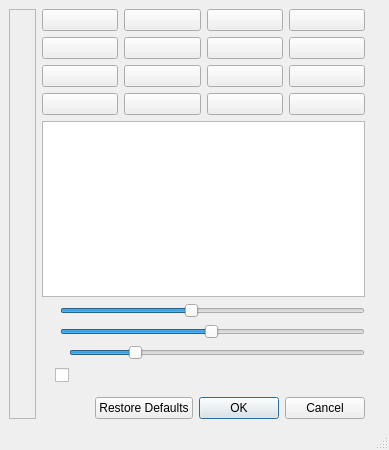
Above: src/mainwindow.ui from vkohaupt/vokoShowClick before the change. Below: the same form after it.
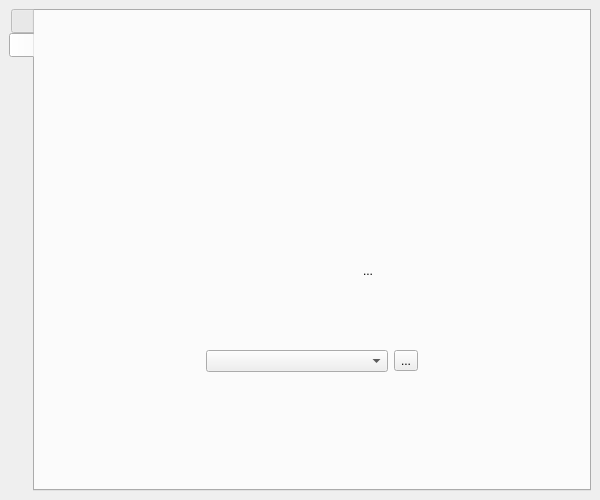
That is the form after the change. The open tabs and pages were chosen to show the change. Icons and pictures are not drawn.

The edit to the form file:
```diff
--- a/src/mainwindow.ui
+++ b/src/mainwindow.ui
@@ -6,95 +6,39 @@
    <rect>
     <x>0</x>
     <y>0</y>
-    <width>389</width>
-    <height>450</height>
+    <width>600</width>
+    <height>500</height>
    </rect>
   </property>
   <property name="windowTitle">
    <string>MainWindow</string>
   </property>
   <widget class="QWidget" name="centralwidget">
-   <layout class="QHBoxLayout" name="horizontalLayout">
+   <layout class="QHBoxLayout" name="horizontalLayout_3">
     <item>
-     <layout class="QVBoxLayout" name="verticalLayout_2">
-      <item>
-       <widget class="QFrame" name="frame">
-        <property name="frameShape">
-         <enum>QFrame::StyledPanel</enum>
-        </property>
-        <property name="frameShadow">
-         <enum>QFrame::Raised</enum>
-        </property>
+     <widget class="QTabWidget" name="tabWidget">
+      <property name="tabPosition">
+       <enum>QTabWidget::West</enum>
+      </property>
+      <property name="currentIndex">
+       <number>0</number>
+      </property>
+      <property name="iconSize">
+       <size>
+        <width>64</width>
+        <height>64</height>
+       </size>
+      </property>
+      <widget class="QWidget" name="tabSidebarClick">
+       <attribute name="icon">
+        <iconset resource="showclick.qrc">
+         <normaloff>:/pictures/logo/vokoClick.png</normaloff>:/pictures/logo/vokoClick.png</iconset>
+       </attribute>
+       <attribute name="title">
+        <string notr="true"/>
+       </attribute>
         <layout class="QVBoxLayout" name="verticalLayout_3">
          <item>
-          <widget class="QLabel" name="label">
-           <property name="enabled">
-            <bool>true</bool>
-           </property>
-           <property name="maximumSize">
-            <size>
-             <width>80</width>
-             <height>80</height>
-            </size>
-           </property>
-           <property name="frameShape">
-            <enum>QFrame::NoFrame</enum>
-           </property>
-           <property name="text">
-            <string/>
-           </property>
-           <property name="pixmap">
-            <pixmap>:/pictures/farbeimer-gruen.png</pixmap>
-           </property>
-           <property name="scaledContents">
-            <bool>true</bool>
-           </property>
-          </widget>
-         </item>
-         <item>
-          <widget class="QLabel" name="label_3">
-           <property name="maximumSize">
-            <size>
-             <width>80</width>
-             <height>80</height>
-            </size>
-           </property>
-           <property name="text">
-            <string/>
-           </property>
-           <property name="pixmap">
-            <pixmap>:/pictures/farbeimer-gelb.png</pixmap>
-           </property>
-           <property name="scaledContents">
-            <bool>true</bool>
-           </property>
-          </widget>
-         </item>
-         <item>
-          <widget class="QLabel" name="label_2">
-           <property name="maximumSize">
-            <size>
-             <width>80</width>
-             <height>80</height>
-            </size>
-           </property>
-           <property name="text">
-            <string/>
-           </property>
-           <property name="pixmap">
-            <pixmap>:/pictures/farbeimer-rot.png</pixmap>
-           </property>
-           <property name="scaledContents">
-            <bool>true</bool>
-           </property>
-          </widget>
-         </item>
-        </layout>
-       </widget>
-      </item>
-     </layout>
-    </item>
-    <item>
      <layout class="QVBoxLayout" name="verticalLayout">
       <property name="sizeConstraint">
        <enum>QLayout::SetDefaultConstraint</enum>
@@ -108,29 +52,11 @@
           </property>
          </widget>
         </item>
-        <item row="0" column="2">
-         <widget class="QPushButton" name="pushButton_cyan">
-          <property name="text">
-           <string/>
-          </property>
-         </widget>
-        </item>
-        <item row="0" column="0">
-         <widget class="QPushButton" name="pushButton_white">
-          <property name="text">
-           <string/>
-          </property>
-         </widget>
-        </item>
-        <item row="2" column="0">
-         <widget class="QPushButton" name="pushButton_green">
-          <property name="text">
-           <string/>
-          </property>
-         </widget>
-        </item>
-        <item row="0" column="3">
-         <widget class="QPushButton" name="pushButton_darkCyan">
+            <item row="1" column="0">
+             <widget class="QPushButton" name="pushButton_red"/>
+            </item>
+            <item row="1" column="3">
+             <widget class="QPushButton" name="pushButton_darkMagenta">
           <property name="text">
            <string/>
           </property>
@@ -174,41 +100,6 @@
           </property>
          </widget>
         </item>
-        <item row="1" column="1">
-         <widget class="QPushButton" name="pushButton_darkRed">
-          <property name="text">
-           <string/>
-          </property>
-         </widget>
-        </item>
-        <item row="2" column="1">
-         <widget class="QPushButton" name="pushButton_darkGreen">
-          <property name="text">
-           <string/>
-          </property>
-         </widget>
-        </item>
-        <item row="2" column="2">
-         <widget class="QPushButton" name="pushButton_yellow">
-          <property name="text">
-           <string/>
-          </property>
-         </widget>
-        </item>
-        <item row="1" column="3">
-         <widget class="QPushButton" name="pushButton_darkMagenta">
-          <property name="text">
-           <string/>
-          </property>
-         </widget>
-        </item>
-        <item row="1" column="0">
-         <widget class="QPushButton" name="pushButton_red">
-          <property name="text">
-           <string/>
-          </property>
-         </widget>
-        </item>
         <item row="3" column="0">
          <widget class="QPushButton" name="pushButton_blue">
           <property name="text">
@@ -216,28 +107,25 @@
           </property>
          </widget>
         </item>
-       </layout>
-      </item>
-      <item>
-       <layout class="QHBoxLayout" name="horizontalLayout_5">
-        <item>
-         <widget class="QGraphicsView" name="graphicsView">
-          <property name="minimumSize">
-           <size>
-            <width>0</width>
-            <height>110</height>
-           </size>
+            <item row="0" column="5" rowspan="2" colspan="2">
+             <widget class="QLabel" name="labelOS">
+              <property name="text">
+               <string>TextLabel</string>
+              </property>
+             </widget>
+            </item>
+            <item row="0" column="3">
+             <widget class="QPushButton" name="pushButton_darkCyan">
+              <property name="text">
+               <string/>
           </property>
          </widget>
         </item>
        </layout>
       </item>
       <item>
-       <layout class="QHBoxLayout" name="horizontalLayout_4">
-        <property name="leftMargin">
-         <number>5</number>
-        </property>
-        <item>
+           <layout class="QGridLayout" name="gridLayout_3">
+            <item row="1" column="0" alignment="Qt::AlignHCenter">
          <widget class="QLabel" name="label_6">
           <property name="maximumSize">
            <size>
@@ -256,33 +144,29 @@
           </property>
          </widget>
         </item>
-        <item>
-         <widget class="QSlider" name="horizontalSliderCircle">
-          <property name="minimum">
-           <number>40</number>
-          </property>
-          <property name="maximum">
-           <number>110</number>
-          </property>
-          <property name="value">
-           <number>70</number>
-          </property>
-          <property name="sliderPosition">
-           <number>70</number>
-          </property>
-          <property name="orientation">
-           <enum>Qt::Horizontal</enum>
-          </property>
-         </widget>
-        </item>
-       </layout>
-      </item>
-      <item>
-       <layout class="QHBoxLayout" name="horizontalLayout_8">
-        <property name="leftMargin">
-         <number>5</number>
-        </property>
-        <item>
+            <item row="1" column="2">
+             <widget class="QToolButton" name="toolButtonSliderCircleDefault">
+              <property name="text">
+               <string>...</string>
+              </property>
+              <property name="icon">
+               <iconset resource="showclick.qrc">
+                <normaloff>:/pictures/showclick/undo.png</normaloff>:/pictures/showclick/undo.png</iconset>
+              </property>
+             </widget>
+            </item>
+            <item row="1" column="3">
+             <widget class="QToolButton" name="help_click_circle">
+              <property name="text">
+               <string notr="true">Help</string>
+              </property>
+              <property name="icon">
+               <iconset resource="showclick.qrc">
+                <normaloff>:/pictures/showclick/information.png</normaloff>:/pictures/showclick/information.png</iconset>
+              </property>
+             </widget>
+            </item>
+            <item row="2" column="0" alignment="Qt::AlignHCenter">
          <widget class="QLabel" name="label_7">
           <property name="maximumSize">
            <size>
@@ -301,41 +185,83 @@
           </property>
          </widget>
         </item>
-        <item>
-         <widget class="QSlider" name="horizontalSliderOpacity">
-          <property name="minimum">
-           <number>1</number>
-          </property>
-          <property name="maximum">
-           <number>100</number>
-          </property>
-          <property name="sliderPosition">
-           <number>50</number>
-          </property>
-          <property name="orientation">
-           <enum>Qt::Horizontal</enum>
-          </property>
-         </widget>
-        </item>
-       </layout>
-      </item>
-      <item>
-       <layout class="QGridLayout" name="gridLayout_2">
-        <item row="9" column="0">
-         <layout class="QHBoxLayout" name="horizontalLayout_3">
-          <property name="spacing">
-           <number>15</number>
-          </property>
-          <property name="leftMargin">
-           <number>5</number>
-          </property>
-          <property name="topMargin">
-           <number>0</number>
-          </property>
-          <property name="rightMargin">
-           <number>0</number>
-          </property>
-          <item>
+            <item row="3" column="2">
+             <widget class="QToolButton" name="toolButtonShowTimeDefault">
+              <property name="text">
+               <string>...</string>
+              </property>
+              <property name="icon">
+               <iconset resource="showclick.qrc">
+                <normaloff>:/pictures/showclick/undo.png</normaloff>:/pictures/showclick/undo.png</iconset>
+              </property>
+             </widget>
+            </item>
+            <item row="3" column="1">
+             <layout class="QHBoxLayout" name="horizontalLayoutShowtime"/>
+            </item>
+            <item row="0" column="0" colspan="2">
+             <widget class="QFrame" name="frame_3">
+              <property name="sizePolicy">
+               <sizepolicy hsizetype="Preferred" vsizetype="Fixed">
+                <horstretch>0</horstretch>
+                <verstretch>0</verstretch>
+               </sizepolicy>
+              </property>
+              <property name="minimumSize">
+               <size>
+                <width>0</width>
+                <height>100</height>
+               </size>
+              </property>
+              <property name="frameShape">
+               <enum>QFrame::StyledPanel</enum>
+              </property>
+              <property name="frameShadow">
+               <enum>QFrame::Raised</enum>
+              </property>
+              <layout class="QHBoxLayout" name="horizontalLayout_9"/>
+             </widget>
+            </item>
+            <item row="0" column="3" alignment="Qt::AlignVCenter">
+             <widget class="QToolButton" name="help_click_preview">
+              <property name="text">
+               <string notr="true">Help</string>
+              </property>
+              <property name="icon">
+               <iconset resource="showclick.qrc">
+                <normaloff>:/pictures/showclick/information.png</normaloff>:/pictures/showclick/information.png</iconset>
+              </property>
+             </widget>
+            </item>
+            <item row="2" column="3">
+             <widget class="QToolButton" name="help_click_opacity">
+              <property name="text">
+               <string notr="true">Help</string>
+              </property>
+              <property name="icon">
+               <iconset resource="showclick.qrc">
+                <normaloff>:/pictures/showclick/information.png</normaloff>:/pictures/showclick/information.png</iconset>
+              </property>
+             </widget>
+            </item>
+            <item row="2" column="2">
+             <widget class="QToolButton" name="toolButtonSliderOpacityDefault">
+              <property name="text">
+               <string>...</string>
+              </property>
+              <property name="icon">
+               <iconset resource="showclick.qrc">
+                <normaloff>:/pictures/showclick/undo.png</normaloff>:/pictures/showclick/undo.png</iconset>
+              </property>
+             </widget>
+            </item>
+            <item row="1" column="1">
+             <layout class="QHBoxLayout" name="horizontalLayoutCircle"/>
+            </item>
+            <item row="2" column="1">
+             <layout class="QHBoxLayout" name="horizontalLayoutOpacity"/>
+            </item>
+            <item row="3" column="0" alignment="Qt::AlignHCenter">
            <widget class="QLabel" name="label_4">
             <property name="maximumSize">
              <size>
@@ -363,67 +289,17 @@
             </property>
            </widget>
           </item>
-          <item>
-           <widget class="QSlider" name="horizontalSliderShowtime">
-            <property name="minimum">
-             <number>1</number>
-            </property>
-            <property name="maximum">
-             <number>20</number>
-            </property>
-            <property name="value">
-             <number>5</number>
-            </property>
-            <property name="orientation">
-             <enum>Qt::Horizontal</enum>
-            </property>
-           </widget>
-          </item>
-         </layout>
-        </item>
-       </layout>
-      </item>
-      <item>
-       <layout class="QHBoxLayout" name="horizontalLayout_6">
-        <item>
-         <widget class="QLabel" name="label_5">
-          <property name="maximumSize">
-           <size>
-            <width>40</width>
-            <height>40</height>
-           </size>
-          </property>
+            <item row="3" column="3">
+             <widget class="QToolButton" name="help_click_time">
           <property name="text">
-           <string/>
-          </property>
-          <property name="pixmap">
-           <pixmap>:/pictures/radiant.png</pixmap>
-          </property>
-          <property name="scaledContents">
-           <bool>true</bool>
-          </property>
-         </widget>
-        </item>
-        <item>
-         <widget class="QCheckBox" name="checkBoxRadiant">
-          <property name="text">
-           <string/>
-          </property>
-         </widget>
-        </item>
-        <item>
-         <spacer name="horizontalSpacer_3">
-          <property name="orientation">
-           <enum>Qt::Horizontal</enum>
-          </property>
-          <property name="sizeHint" stdset="0">
-           <size>
-            <width>40</width>
-            <height>20</height>
-           </size>
-          </property>
-         </spacer>
-        </item>
+               <string notr="true">Help</string>
+              </property>
+              <property name="icon">
+               <iconset resource="showclick.qrc">
+                <normaloff>:/pictures/showclick/information.png</normaloff>:/pictures/showclick/information.png</iconset>
+              </property>
+             </widget>
+            </item>
        </layout>
       </item>
       <item>
@@ -431,13 +307,10 @@
         <property name="orientation">
          <enum>Qt::Vertical</enum>
         </property>
-        <property name="sizeType">
-         <enum>QSizePolicy::Expanding</enum>
-        </property>
         <property name="sizeHint" stdset="0">
          <size>
           <width>20</width>
-          <height>20</height>
+              <height>40</height>
          </size>
         </property>
        </spacer>
@@ -445,59 +318,303 @@
       <item>
        <layout class="QHBoxLayout" name="horizontalLayout_2">
         <item>
-         <spacer name="horizontalSpacer">
-          <property name="orientation">
-           <enum>Qt::Horizontal</enum>
-          </property>
-          <property name="sizeHint" stdset="0">
-           <size>
-            <width>40</width>
-            <height>20</height>
-           </size>
-          </property>
-         </spacer>
-        </item>
-        <item>
-         <widget class="QDialogButtonBox" name="buttonBox">
-          <property name="standardButtons">
-           <set>QDialogButtonBox::Cancel|QDialogButtonBox::Ok|QDialogButtonBox::RestoreDefaults</set>
-          </property>
-         </widget>
-        </item>
-       </layout>
-      </item>
-     </layout>
-    </item>
-    <item>
      <spacer name="horizontalSpacer_5">
       <property name="orientation">
        <enum>Qt::Horizontal</enum>
       </property>
+              <property name="sizeHint" stdset="0">
+               <size>
+                <width>40</width>
+                <height>20</height>
+               </size>
+              </property>
+             </spacer>
+            </item>
+           </layout>
+          </item>
+         </layout>
+        </item>
+       </layout>
+      </widget>
+      <widget class="QWidget" name="tab_2">
+       <attribute name="icon">
+        <iconset resource="showclick.qrc">
+         <normaloff>:/pictures/showclick/person-green.png</normaloff>:/pictures/showclick/person-green.png</iconset>
+       </attribute>
+       <attribute name="title">
+        <string notr="true"/>
+       </attribute>
+       <layout class="QVBoxLayout" name="verticalLayout_2">
+        <item>
+         <spacer name="verticalSpacer_3">
+          <property name="orientation">
+           <enum>Qt::Vertical</enum>
+          </property>
+          <property name="sizeHint" stdset="0">
+           <size>
+            <width>20</width>
+            <height>40</height>
+           </size>
+          </property>
+         </spacer>
+        </item>
+        <item>
+         <layout class="QGridLayout" name="gridLayout_7">
+          <item row="2" column="5">
+           <spacer name="horizontalSpacer_4">
+            <property name="orientation">
+             <enum>Qt::Horizontal</enum>
+            </property>
+            <property name="sizeHint" stdset="0">
+             <size>
+              <width>40</width>
+              <height>20</height>
+             </size>
+            </property>
+           </spacer>
+          </item>
+          <item row="2" column="2" alignment="Qt::AlignHCenter">
+           <widget class="QToolButton" name="toolButtonHomepage">
+            <property name="text">
+             <string notr="true"/>
+            </property>
+            <property name="icon">
+             <iconset resource="showclick.qrc">
+              <normaloff>:/pictures/showclick/go-home.png</normaloff>:/pictures/showclick/go-home.png</iconset>
+            </property>
+            <property name="iconSize">
+             <size>
+              <width>64</width>
+              <height>64</height>
+             </size>
+            </property>
+            <property name="autoRaise">
+             <bool>true</bool>
+            </property>
+           </widget>
+          </item>
+          <item row="2" column="0">
+           <spacer name="horizontalSpacer_2">
+            <property name="orientation">
+             <enum>Qt::Horizontal</enum>
+            </property>
+            <property name="sizeHint" stdset="0">
+             <size>
+              <width>40</width>
+              <height>20</height>
+             </size>
+            </property>
+           </spacer>
+          </item>
+          <item row="3" column="2">
+           <spacer name="verticalSpacer_7">
+            <property name="orientation">
+             <enum>Qt::Vertical</enum>
+            </property>
+            <property name="sizeHint" stdset="0">
+             <size>
+              <width>20</width>
+              <height>40</height>
+             </size>
+            </property>
+           </spacer>
+          </item>
+          <item row="2" column="1" alignment="Qt::AlignHCenter">
+           <widget class="QToolButton" name="toolButtonDonate">
+            <property name="text">
+             <string notr="true"/>
+            </property>
+            <property name="icon">
+             <iconset resource="showclick.qrc">
+              <normaloff>:/pictures/showclick/donate.png</normaloff>:/pictures/showclick/donate.png</iconset>
+            </property>
+            <property name="iconSize">
+             <size>
+              <width>64</width>
+              <height>64</height>
+             </size>
+            </property>
+            <property name="autoRaise">
+             <bool>true</bool>
+            </property>
+           </widget>
+          </item>
+          <item row="0" column="2" colspan="2">
+           <widget class="QToolButton" name="toolButtonAuthor">
+            <property name="text">
+             <string notr="true"/>
+            </property>
+            <property name="icon">
+             <iconset resource="showclick.qrc">
+              <normaloff>:/pictures/showclick/author.png</normaloff>:/pictures/showclick/author.png</iconset>
+            </property>
+            <property name="iconSize">
+             <size>
+              <width>128</width>
+              <height>128</height>
+             </size>
+            </property>
+            <property name="autoRaise">
+             <bool>true</bool>
+            </property>
+           </widget>
+          </item>
+          <item row="2" column="4">
+           <widget class="QToolButton" name="toolButtonLicense">
+            <property name="text">
+             <string notr="true"/>
+            </property>
+            <property name="icon">
+             <iconset resource="showclick.qrc">
+              <normaloff>:/pictures/showclick/copyright.png</normaloff>:/pictures/showclick/copyright.png</iconset>
+            </property>
+            <property name="iconSize">
+             <size>
+              <width>64</width>
+              <height>64</height>
+             </size>
+            </property>
+            <property name="shortcut">
+             <string notr="true"/>
+            </property>
+            <property name="autoRaise">
+             <bool>true</bool>
+            </property>
+           </widget>
+          </item>
+          <item row="2" column="3">
+           <widget class="QToolButton" name="toolButtonSource">
+            <property name="text">
+             <string>...</string>
+            </property>
+            <property name="icon">
+             <iconset resource="showclick.qrc">
+              <normaloff>:/pictures/showclick/github.png</normaloff>:/pictures/showclick/github.png</iconset>
+            </property>
+            <property name="iconSize">
+             <size>
+              <width>64</width>
+              <height>64</height>
+             </size>
+            </property>
+            <property name="autoRaise">
+             <bool>true</bool>
+            </property>
+           </widget>
+          </item>
+          <item row="1" column="3">
+           <spacer name="verticalSpacer_5">
+            <property name="orientation">
+             <enum>Qt::Vertical</enum>
+            </property>
+            <property name="sizeHint" stdset="0">
+             <size>
+              <width>20</width>
+              <height>40</height>
+             </size>
+            </property>
+           </spacer>
+          </item>
+          <item row="4" column="1" colspan="4">
+           <layout class="QHBoxLayout" name="horizontalLayout">
+            <item>
+             <spacer name="horizontalSpacer">
+              <property name="orientation">
+               <enum>Qt::Horizontal</enum>
+              </property>
       <property name="sizeType">
        <enum>QSizePolicy::Minimum</enum>
       </property>
       <property name="sizeHint" stdset="0">
        <size>
-        <width>15</width>
+                <width>40</width>
         <height>20</height>
        </size>
       </property>
      </spacer>
     </item>
-   </layout>
-  </widget>
-  <widget class="QMenuBar" name="menubar">
-   <property name="geometry">
-    <rect>
-     <x>0</x>
-     <y>0</y>
-     <width>389</width>
-     <height>23</height>
-    </rect>
-   </property>
-  </widget>
-  <widget class="QStatusBar" name="statusbar"/>
- </widget>
- <resources/>
+            <item>
+             <widget class="QComboBox" name="comboBoxOnlineHelp"/>
+            </item>
+            <item>
+             <widget class="QToolButton" name="toolButton">
+              <property name="text">
+               <string>...</string>
+              </property>
+              <property name="icon">
+               <iconset resource="showclick.qrc">
+                <normaloff>:/pictures/showclick/information.png</normaloff>:/pictures/showclick/information.png</iconset>
+              </property>
+             </widget>
+            </item>
+            <item>
+             <spacer name="horizontalSpacer_3">
+              <property name="orientation">
+               <enum>Qt::Horizontal</enum>
+              </property>
+              <property name="sizeType">
+               <enum>QSizePolicy::Minimum</enum>
+              </property>
+              <property name="sizeHint" stdset="0">
+               <size>
+                <width>40</width>
+                <height>20</height>
+               </size>
+              </property>
+             </spacer>
+            </item>
+           </layout>
+          </item>
+         </layout>
+        </item>
+        <item>
+         <spacer name="verticalSpacer">
+          <property name="orientation">
+           <enum>Qt::Vertical</enum>
+          </property>
+          <property name="sizeHint" stdset="0">
+           <size>
+            <width>20</width>
+            <height>40</height>
+           </size>
+          </property>
+         </spacer>
+        </item>
+        <item>
+         <spacer name="verticalSpacer_6">
+          <property name="orientation">
+           <enum>Qt::Vertical</enum>
+          </property>
+          <property name="sizeHint" stdset="0">
+           <size>
+            <width>20</width>
+            <height>40</height>
+           </size>
+          </property>
+         </spacer>
+        </item>
+        <item>
+         <spacer name="verticalSpacer_4">
+          <property name="orientation">
+           <enum>Qt::Vertical</enum>
+          </property>
+          <property name="sizeHint" stdset="0">
+           <size>
+            <width>20</width>
+            <height>40</height>
+           </size>
+          </property>
+         </spacer>
+        </item>
+       </layout>
+      </widget>
+     </widget>
+    </item>
+   </layout>
+  </widget>
+ </widget>
+ <resources>
+  <include location="showclick.qrc"/>
+ </resources>
  <connections/>
 </ui>
```
Left out of the diff: 105 changed lines with no effect on the pictures. Lines whose indentation alone changed are shown as unchanged.
